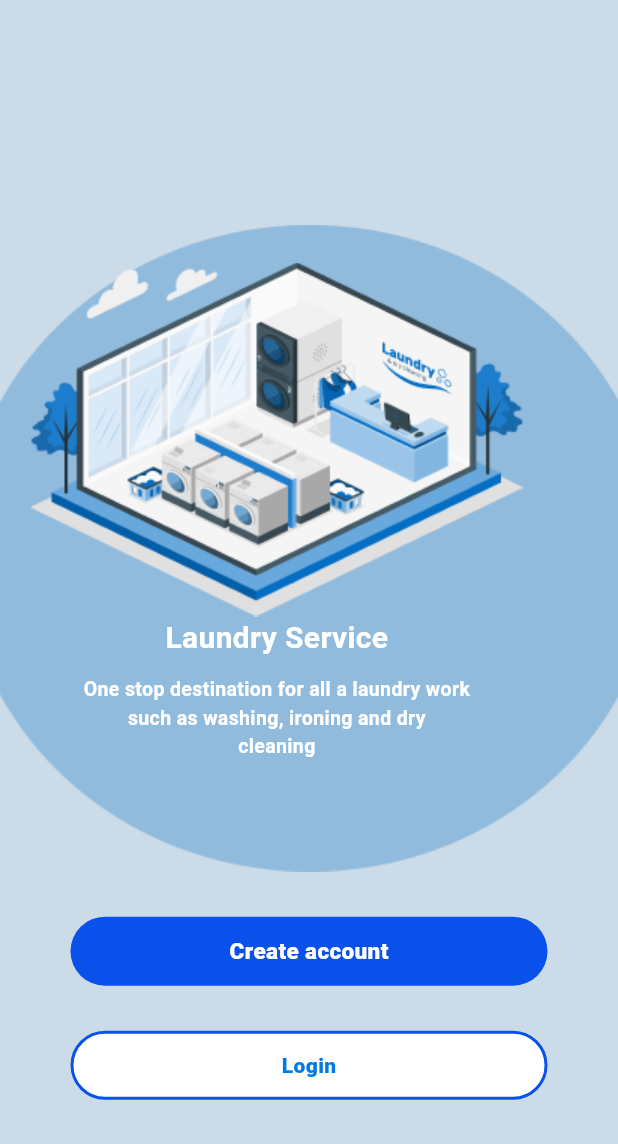
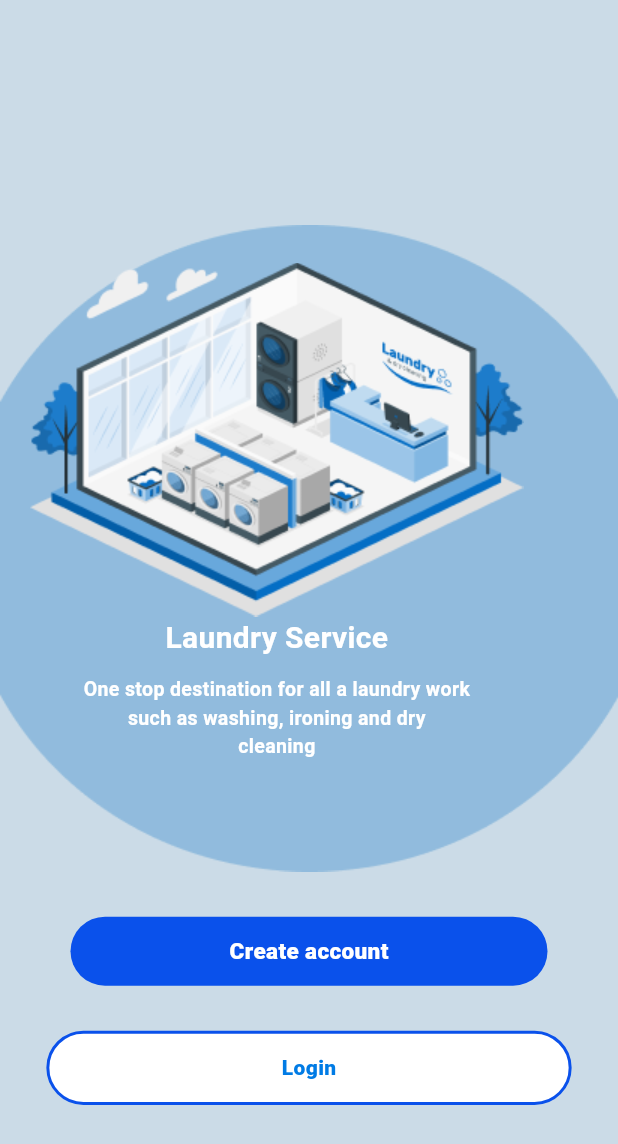
Before and after one commit to nooralom1/laundry_service_app, a Flutter app: the screen it shows after launch, on a phone screen of 412 x 824 dp. Shown: the top 1144 px of the screen. Run offline on Flutter 3.47's test engine with Material 3 defaults, Android fonts, the phone set to English and light mode, and no system bars; our stand-ins replace get.

```diff
--- a/lib/view/screen/welcome/widget/login_button.dart
+++ b/lib/view/screen/welcome/widget/login_button.dart
@@ -9,11 +9,13 @@ class LoginButton extends StatelessWidget {
 
   @override
   Widget build(BuildContext context) {
+    double screenHeight = MediaQuery.sizeOf(context).height;
+    double screenWidth = MediaQuery.sizeOf(context).width;
     return InkWell(
       onTap: onTap,
       child: Container(
-        height: 46,
-        width: 318,
+        height: screenHeight*0.06,
+        width: screenWidth*0.85,
         decoration: BoxDecoration(
             borderRadius: BorderRadius.circular(30),
             border: Border.all(width: 2, color: const Color(0xff0A51EB)),
```
